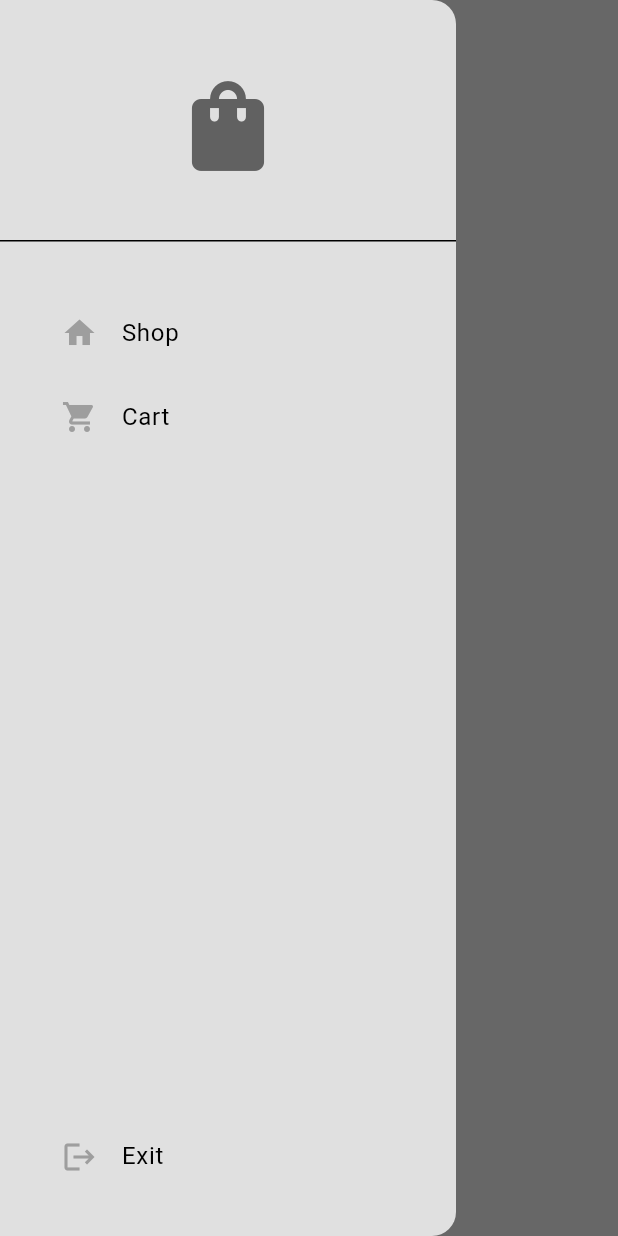
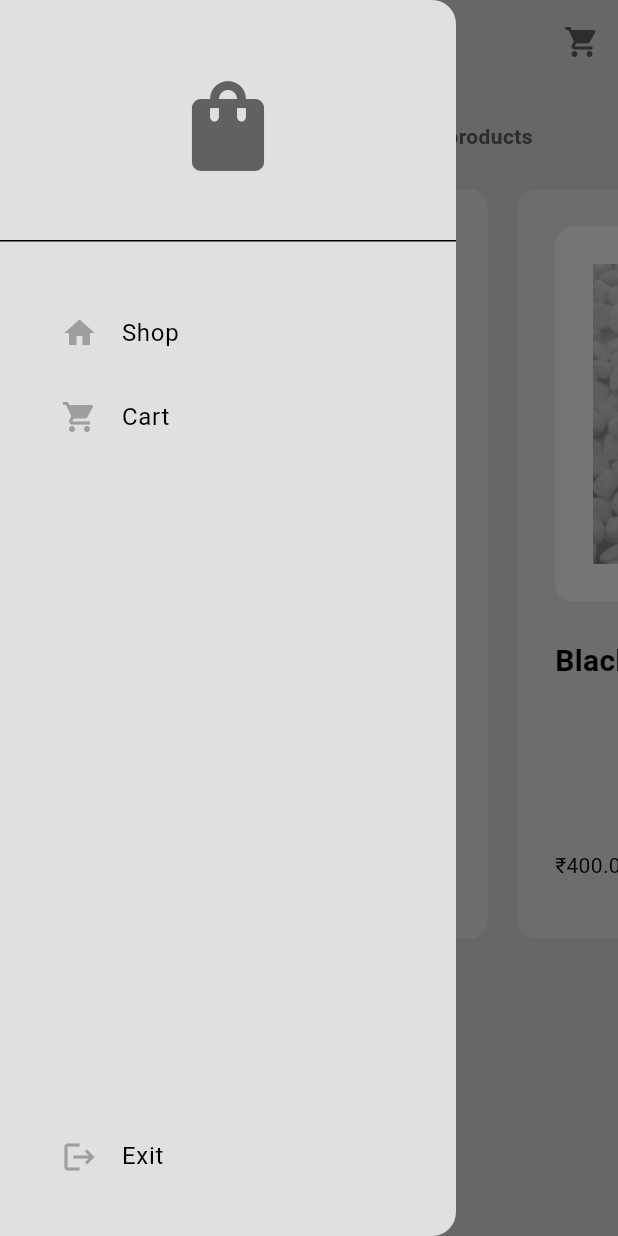
Before and after one commit to nishchaymakkar/minimal_shop, a Flutter app: the ShopPage screen opened by its route, with the side drawer open, on a phone screen of 412 x 824 dp. Run offline on Flutter 3.47's test engine with Material 3 defaults, Android fonts, the phone set to English and light mode, and no system bars.

Commit message:
feat: Implement shop and cart functionality
This commit introduces the core e-commerce functionality to the application.

- **Models:**
    - `Product`: Defines the structure for product data (name, description, price, imagePath).
    - `Shop`: Manages the list of available products and the user's shopping cart using `ChangeNotifier` for state management. Includes methods to add and remove items from the cart.
- **Components:**
    - `MyProductTile`: A widget to display individual products. It shows product details, an image, and an "add to cart" button that triggers a confirmation dialog.
- **Pages:**
    - `ShopPage`:
        - Displays a list of available products fetched from the `Shop` model.
        - Products are displayed horizontally using `ListView.builder` and `MyProductTile`.
        - Includes a shopping cart icon in the app bar to navigate to the cart page.
    - `CartPage`:
        - Displays items added to the cart from the `Shop` model.
        - Allows users to remove items from the cart via a confirmation dialog.
        - Includes a "Pay Now" button (currently a placeholder).
- **State Management:**
    - Integrated `provider` package for state management. The `Shop` model is provided at the root of the application.
- **Assets:**
    - Added product images to `lib/assets/`.
- **Configuration:**
    - Created `devtools_options.yaml` for DevTools settings.
    - Updated `pubspec.yaml` to include the `provider` dependency and asset paths.

```diff
--- /dev/null
+++ b/devtools_options.yaml
@@ -0,0 +1,3 @@
+description: This file stores settings for Dart & Flutter DevTools.
+documentation: https://docs.flutter.dev/tools/devtools/extensions#configure-extension-enablement-states
+extensions:
--- /dev/null
+++ b/lib/components/product_tile.dart
@@ -0,0 +1,84 @@
+import 'package:flutter/material.dart';
+import 'package:minimal_shop/models/product.dart';
+import 'package:provider/provider.dart';
+
+import '../models/shop.dart';
+
+class MyProductTile extends StatelessWidget {
+  final Product product;
+  const MyProductTile({super.key, required this.product});
+    //add to cart
+
+  void addToCart(BuildContext context){
+    showDialog(context: context, builder: (context) => AlertDialog(
+      content: Text('Add this item to your cart?'),
+      actions: [
+        MaterialButton(onPressed: ()=> Navigator.pop(context), child: Text('No')),
+        MaterialButton(onPressed: (){
+          Navigator.pop(context);
+            context.read<Shop>().addToCart(product);
+        }, child: Text('Yes')),
+      ],
+    ));
+  }
+
+  @override
+  Widget build(BuildContext context) {
+    return Container(
+      decoration: BoxDecoration(
+        color: Theme.of(context).colorScheme.primary,
+        borderRadius: BorderRadius.circular(12),
+      ),
+      margin: const EdgeInsets.all(10),
+      padding: const EdgeInsets.all(25),
+      width: 300,
+      child: Column(
+        crossAxisAlignment: CrossAxisAlignment.start,
+        mainAxisAlignment: MainAxisAlignment.spaceBetween,
+        children: [
+          Column(
+            crossAxisAlignment: CrossAxisAlignment.start,
+            children: [
+              AspectRatio(
+              aspectRatio: 1,
+              child: Container(
+                  decoration: BoxDecoration(
+                    color: Theme.of(context).colorScheme.secondary,
+                    borderRadius: BorderRadius.circular(12),
+                  ),
+                  width: double.infinity,
+                  padding: const EdgeInsets.all(25),
+                  child: Image.asset(product.imagePath))
+            ),
+              const SizedBox(height: 25),
+              Text(product.name,
+                style: const TextStyle(
+                    fontWeight: FontWeight.bold,
+                    fontSize: 20
+                ),),
+              const SizedBox(height: 10),
+              Text(product.description,
+                style:  TextStyle(
+                  color: Theme.of(context).colorScheme.inversePrimary,
+                )),
+              const SizedBox(height: 25),
+            ]
+          ),
+          Row(
+            mainAxisAlignment: MainAxisAlignment.spaceBetween,
+            children: [
+              Text('₹${product.price.toStringAsFixed(2)}'),
+              Container(
+                decoration: BoxDecoration(
+                  color: Theme.of(context).colorScheme.secondary,
+                  borderRadius: BorderRadius.circular(12)
+                ),
+                  child: IconButton(onPressed: () => addToCart(context), icon: Icon(Icons.add)))
+            ],
+          ),
+
+        ],
+      ),
+    );
+  }
+}
--- a/lib/main.dart
+++ b/lib/main.dart
@@ -1,11 +1,14 @@
 import 'package:flutter/material.dart';
+import 'package:minimal_shop/models/shop.dart';
 import 'package:minimal_shop/pages/cart_page.dart';
 import 'package:minimal_shop/pages/intro_page.dart';
 import 'package:minimal_shop/pages/shop_page.dart';
 import 'package:minimal_shop/theme/light_mode.dart';
+import 'package:provider/provider.dart';
 
 void main() {
-  runApp(const MyApp());
+  runApp(
+      ChangeNotifierProvider(create: (context)=> Shop(), child:const MyApp()));
 }
 
 class MyApp extends StatelessWidget {
--- /dev/null
+++ b/lib/models/product.dart
@@ -0,0 +1,8 @@
+class Product{
+  final String name;
+  final String description;
+  final double price;
+  final String imagePath;
+
+  Product({required this.name, required this.description, required this.price, required this.imagePath});
+}
--- /dev/null
+++ b/lib/models/shop.dart
@@ -0,0 +1,50 @@
+import 'package:flutter/cupertino.dart';
+import 'package:minimal_shop/models/product.dart';
+
+class Shop extends ChangeNotifier{
+  //products for sale
+  final List<Product> _shop = [
+    Product(
+        name: 'Black Hoodie',
+        description: '',
+        price: 700,
+        imagePath: 'lib/assets/blackhoddie.jpg'
+    ),
+    Product(
+        name: 'Black Glasses',
+        description: '',
+        price: 400,
+        imagePath: 'lib/assets/blackglasses.jpg'),
+    Product(
+        name: 'Black Sneakers',
+        description: '',
+        price: 2000,
+        imagePath: 'lib/assets/blackshoe.jpg'
+    ),
+    Product(
+        name: 'Black Smart Watch',
+        description: '',
+        price: 5000,
+        imagePath: 'lib/assets/blacksmartwatch.jpg'
+    )
+  ];
+  //users Cart
+  List<Product> _cart = [];
+
+  //get products
+  List<Product> get shop => _shop;
+  // get user cart
+  List<Product> get cart => _cart;
+
+  //add in cart
+  void addToCart(Product product){
+    _cart.add(product);
+    notifyListeners();
+  }
+
+  //remove from cart
+  void removeFromCart(Product product){
+    _cart.remove(product);
+    notifyListeners();
+  }
+}
--- a/lib/pages/shop_page.dart
+++ b/lib/pages/shop_page.dart
@@ -1,20 +1,56 @@
 import 'package:flutter/material.dart';
 import 'package:minimal_shop/components/my_drawer.dart';
+import 'package:provider/provider.dart';
+
+import '../components/product_tile.dart';
+import '../models/shop.dart';
 
 class ShopPage extends StatelessWidget {
   const ShopPage({super.key});
 
   @override
   Widget build(BuildContext context) {
+
+
+    final products = context.watch<Shop>().shop;
     return Scaffold(
       appBar: AppBar(
         backgroundColor: Colors.transparent,
+        centerTitle: true,
         title: Text('Shop Page'),
         elevation: 0,
+        actions: [
+          IconButton(onPressed: ()=> Navigator.pushNamed(context, '/cart_page'), icon: Icon(Icons.shopping_cart))
+        ],
         foregroundColor: Theme.of(context).colorScheme.inversePrimary,
       ),
       drawer: const  MyDrawer(),
       backgroundColor: Theme.of(context).colorScheme.surface,
+      body: ListView(
+        children: [
+          const SizedBox(height: 25),
+
+          Center(child: Text(
+              "Pick from a selected list of premium products",
+            style: TextStyle(
+              color: Theme.of(context).colorScheme.inversePrimary,
+              fontWeight: FontWeight.bold
+            ),
+            )),
+
+          SizedBox(
+            height: 550,
+            child: ListView.builder(
+              scrollDirection: Axis.horizontal,
+              padding: const EdgeInsets.all(15),
+                itemCount: products.length,
+                itemBuilder: (context,index){
+              final product = products[index];
+                return MyProductTile(product: product);
+            }),
+          ),
+        ],
+      ),
     );
   }
 }
```
Also changed, not shown: lib/pages/cart_page.dart (+46 -0 lines), pubspec.yaml (+3 -4 lines), lib/assets/blackglasses.jpg (added), lib/assets/blackhoddie.jpg (added), lib/assets/blackshoe.jpg (added), lib/assets/blacksmartwatch.jpg (added), pubspec.lock.
